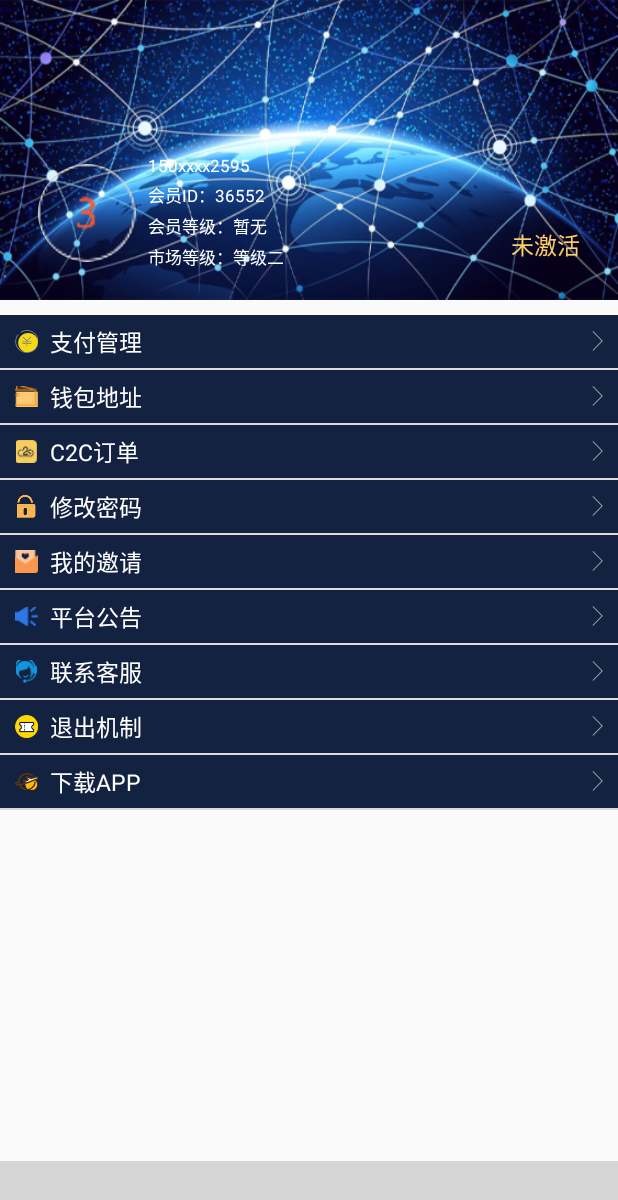
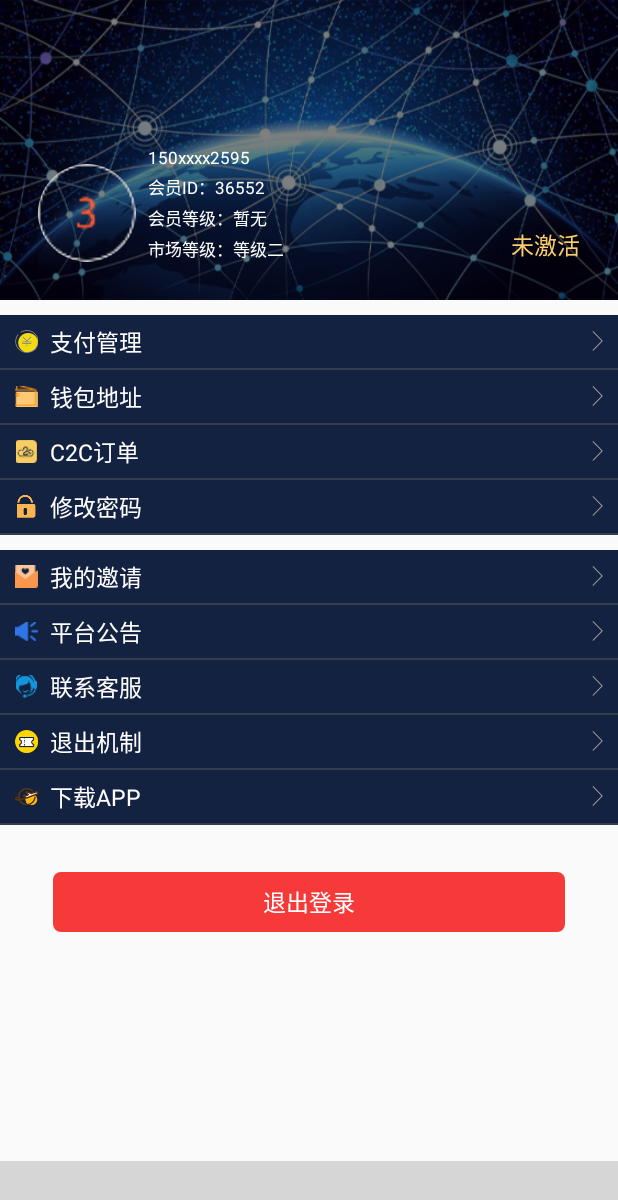
Before and after one commit to zhifengnetwork/eth_android, an Android app: the fragment MeFragment placed in its activity, on a phone screen of 412 x 824 dp. Shown: the top 1200 px of the screen. Run offline under Robolectric (Android 15) with nearby library versions, the phone set to English and light mode, and no system bars; our stand-ins replace CircleImageView; libraries missing offline, so code that uses them is left out: com.classic.common, com.flyco.tablayout; plain views replace CommonTabLayout; 13 statements that could not run were skipped; grey boxes are pictures that could not be loaded.

Commit message:
4.8更新

```diff
--- a/app/src/main/java/com/zf/eth/ui/fragment/MeFragment.kt
+++ b/app/src/main/java/com/zf/eth/ui/fragment/MeFragment.kt
@@ -1,8 +1,10 @@
 package com.zf.eth.ui.fragment
 
 import android.widget.LinearLayout
+import androidx.core.content.ContextCompat
 import androidx.recyclerview.widget.DividerItemDecoration
 import androidx.recyclerview.widget.LinearLayoutManager
+import androidx.recyclerview.widget.RecyclerView
 import com.zf.eth.R
 import com.zf.eth.base.BaseFragment
 import com.zf.eth.ui.adapter.MeMenuAdapter
@@ -19,15 +21,29 @@ class MeFragment : BaseFragment() {
     override fun getLayoutId(): Int = R.layout.fragment_me
 
 
-    private val title = arrayListOf("支付管理", "钱包地址","C2C订单","修改密码","我的邀请","平台公告","联系客服","退出机制","下载APP")
-    private val img=arrayListOf(R.drawable.zhifu,R.drawable.qianbao,R.drawable.c2c_me,R.drawable.xiugaimima,R.drawable.yaoqing,R.drawable.gonggao,R.drawable.keuf,R.drawable.touzi,R.drawable.appicon3_16)
+    private val title1 = arrayListOf("支付管理", "钱包地址","C2C订单","修改密码" )
+    private val img1=arrayListOf(R.drawable.zhifu,R.drawable.qianbao,R.drawable.c2c_me,R.drawable.xiugaimima,R.drawable.yaoqing,R.drawable.gonggao,R.drawable.keuf,R.drawable.touzi,R.drawable.appicon3_16)
+    private val title2=arrayListOf("我的邀请","平台公告","联系客服","退出机制","下载APP")
+    private val img2=arrayListOf(R.drawable.yaoqing,R.drawable.gonggao,R.drawable.keuf,R.drawable.touzi,R.drawable.appicon3_16)
+//    val adapter by lazy{MeMenuAdapter(context,title,img) }
+    private var divider: DividerItemDecoration? =null
+    override fun initView() {
+        //第一个列表菜单
+        me_oneRelView.layoutManager=LinearLayoutManager(context)
+        val adapter1=MeMenuAdapter(context,title1,img1)
+        me_oneRelView.adapter=adapter1
+        //添加自定义颜色分割线
+        divider=DividerItemDecoration(context,DividerItemDecoration.VERTICAL)
+        divider!!.setDrawable(ContextCompat.getDrawable( context!!,R.drawable.shape_custom_divider)!!)
 
-    val adapter by lazy{MeMenuAdapter(context,title,img) }
+        me_oneRelView.addItemDecoration(divider!!)
 
-    override fun initView() {
-        me_recyclerView.layoutManager=LinearLayoutManager(context)
-        me_recyclerView.adapter=adapter
-        me_recyclerView.addItemDecoration(DividerItemDecoration(context,DividerItemDecoration.VERTICAL))
+        //第二个列表菜单
+        me_twoRelView.layoutManager=LinearLayoutManager(context)
+        val adapter2=MeMenuAdapter(context,title2,img2)
+        me_twoRelView.adapter=adapter2
+        //添加自定义颜色分割线
+        me_twoRelView.addItemDecoration(divider!!)
 
 
     }
@@ -37,4 +53,5 @@ class MeFragment : BaseFragment() {
 
     override fun initEvent() {
     }
+
 }
--- /dev/null
+++ b/app/src/main/res/drawable/shape_custom_divider.xml
@@ -0,0 +1,12 @@
+<?xml version="1.0" encoding="utf-8"?>
+<shape xmlns:android="http://schemas.android.com/apk/res/android"
+       android:shape="rectangle">
+    <solid android:color="#353c4d" />
+    <!--<gradient-->
+            <!--android:centerColor="#ff00ff00"-->
+            <!--android:endColor="#ff0000ff"-->
+            <!--android:startColor="#ffff0000"-->
+            <!--android:type="linear" />-->
+    <size android:height="1dp" />
+
+</shape>
--- /dev/null
+++ b/app/src/main/res/drawable/shape_me_logout.xml
@@ -0,0 +1,9 @@
+<?xml version="1.0" encoding="utf-8"?>
+<shape xmlns:android="http://schemas.android.com/apk/res/android">
+    <!--背景颜色-->
+    <solid android:color="#f63a3a" />
+    <!--角的半径-->
+    <corners android:radius="5dp"/>
+    <!--&lt;!&ndash;边框颜色&ndash;&gt;-->
+    <!--<stroke android:width="1px" android:color="#FFFFFF" />-->
+</shape>
--- a/app/src/main/res/layout/fragment_me.xml
+++ b/app/src/main/res/layout/fragment_me.xml
@@ -1,5 +1,12 @@
 <?xml version="1.0" encoding="utf-8"?>
 <LinearLayout xmlns:android="http://schemas.android.com/apk/res/android"
+              android:orientation="vertical"
+              android:layout_width="match_parent"
+              android:layout_height="match_parent">
+<ScrollView
+        android:layout_width="match_parent"
+        android:layout_height="match_parent">
+    <LinearLayout
             android:orientation="vertical"
             android:layout_width="match_parent"
             android:layout_height="match_parent">
@@ -7,7 +14,12 @@
                 android:layout_width="match_parent"
                 android:layout_height="200dp"
                 android:background="@drawable/tupian">
-
+            <View
+                    android:layout_width="match_parent"
+                    android:layout_height="match_parent"
+                    android:alpha="0.5"
+                    android:background="#000000"
+            />
             <com.zf.eth.view.CircleImageView
                     android:id="@+id/me_img"
                     android:layout_width="65dp"
@@ -22,7 +34,7 @@
                     android:layout_height="wrap_content"
                     android:orientation="vertical"
                     android:layout_alignParentBottom="true"
-                android:layout_marginBottom="20dp"
+                    android:layout_marginBottom="25dp"
                     android:layout_marginLeft="8dp"
                     android:layout_toRightOf="@id/me_img"
             >
@@ -73,8 +85,28 @@
 
         </RelativeLayout>
         <androidx.recyclerview.widget.RecyclerView
-        android:id="@+id/me_recyclerView"
+            android:id="@+id/me_oneRelView"
             android:layout_marginTop="10dp"
             android:layout_width="match_parent"
             android:layout_height="wrap_content"/>
+        <androidx.recyclerview.widget.RecyclerView
+                android:id="@+id/me_twoRelView"
+                android:layout_marginTop="10dp"
+                android:layout_width="match_parent"
+                android:layout_height="wrap_content"/>
+        <TextView
+                android:layout_width="match_parent"
+                android:layout_height="40dp"
+                android:layout_marginTop="31dp"
+                android:layout_marginBottom="20dp"
+                android:layout_marginRight="35dp"
+                android:layout_marginLeft="35dp"
+                android:background="@drawable/shape_me_logout"
+                android:gravity="center"
+                android:textColor="#ffffff"
+                android:textSize="15sp"
+                android:text="退出登录"
+        />
     </LinearLayout>
+</ScrollView>
+</LinearLayout>
```
Lines whose indentation alone changed are shown as unchanged.
